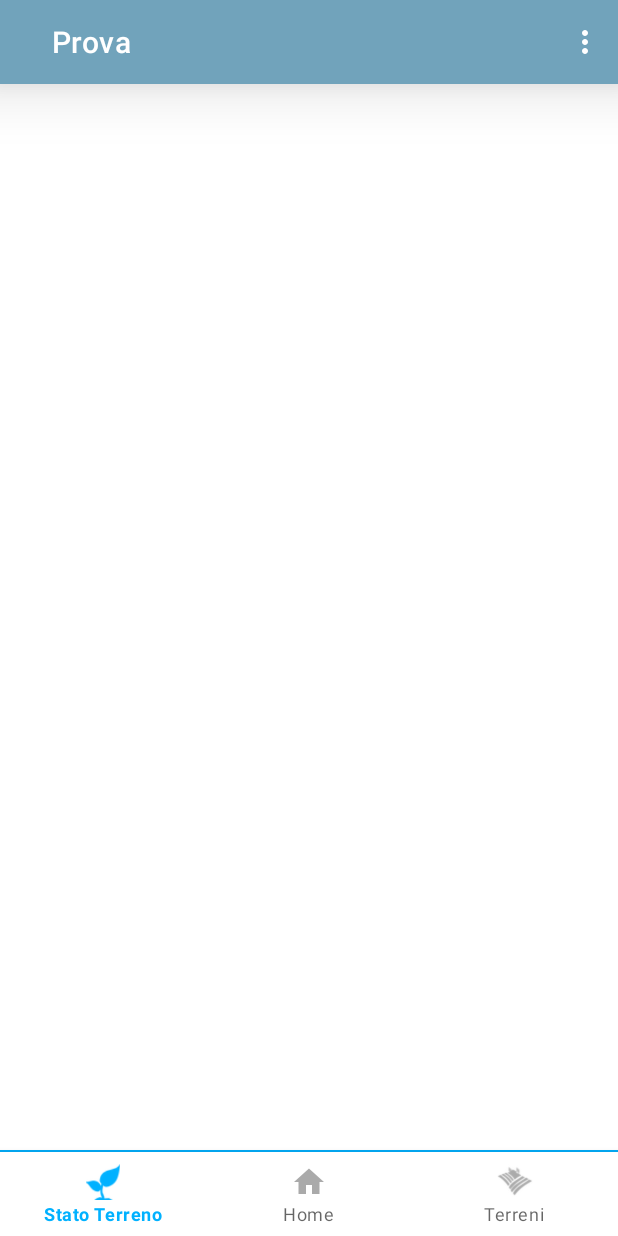
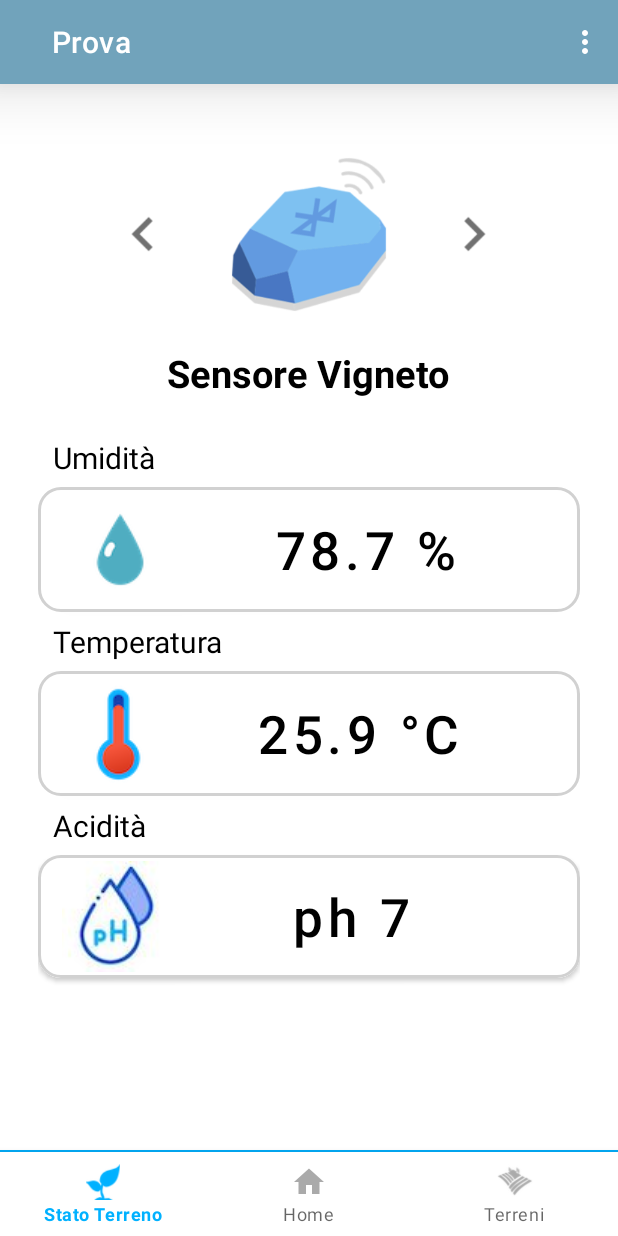
Before and after one commit to Nicola-9/Farming4U, an Android app: the screen it shows after launch (MainActivity), in the options menu, after a tap on "Mappa", on a phone screen of 412 x 824 dp. Run offline under Robolectric (Android 15) with nearby library versions, the phone set to English and light mode, and no system bars.

Commit message:
Add BottomBar logic and more

```diff
--- a/Farming4U/app/src/main/java/com/gruppodieci/farming4u/MainActivity.java
+++ b/Farming4U/app/src/main/java/com/gruppodieci/farming4u/MainActivity.java
@@ -5,6 +5,7 @@ import androidx.appcompat.app.AppCompatActivity;
 import android.os.Bundle;
 import android.view.Menu;
 import com.google.android.material.appbar.MaterialToolbar;
+import com.google.android.material.bottomnavigation.BottomNavigationView;
 
 public class MainActivity extends AppCompatActivity {
 
@@ -13,7 +14,13 @@ public class MainActivity extends AppCompatActivity {
         super.onCreate(savedInstanceState);
         setContentView(R.layout.basic_layout);
 
-        toolbar = findViewById(R.id.toolbar);
+        this.toolbar = findViewById(R.id.toolbar);
+        this.bottomBar = findViewById(R.id.bottomNavigationMenu);
+
+        this.bottomBar.setSelectedItemId(R.id.home);
+
+        this.bottomNavigationMenu = new BottomNavigationMenu(this);
+        this.bottomNavigationMenu.onMenuItemClick(bottomBar);
 
         setSupportActionBar(toolbar);
     }
@@ -28,4 +35,6 @@ public class MainActivity extends AppCompatActivity {
     }
 
     private MaterialToolbar toolbar;
+    private BottomNavigationView bottomBar;
+    private BottomNavigationMenu bottomNavigationMenu;
 }
--- /dev/null
+++ b/Farming4U/app/src/main/java/com/gruppodieci/farming4u/activity/SplashActivity.java
@@ -0,0 +1,25 @@
+package com.gruppodieci.farming4u.activity;
+
+import android.content.Intent;
+import android.os.Bundle;
+import androidx.annotation.Nullable;
+import androidx.appcompat.app.AppCompatActivity;
+
+import com.gruppodieci.farming4u.MainActivity;
+
+public class SplashActivity extends AppCompatActivity {
+    @Override
+    protected void onCreate(@Nullable Bundle savedInstanceState) {
+        super.onCreate(savedInstanceState);
+
+        this.launchBasicActivity();
+    }
+
+    private void launchBasicActivity(){
+        this.basicActivityIntent = new Intent(this, MainActivity.class);
+        startActivity(this.basicActivityIntent);
+        finish();
+    }
+
+    private Intent basicActivityIntent;
+}
--- /dev/null
+++ b/Farming4U/app/src/main/res/drawable/splash_theme.xml
@@ -0,0 +1,13 @@
+<?xml version="1.0" encoding="utf-8"?>
+<layer-list xmlns:android="http://schemas.android.com/apk/res/android">
+
+    <item android:drawable="@android:color/white"/>
+
+    <item
+        android:width="200dp"
+        android:height="214dp"
+        android:gravity="center"
+        android:drawable="@drawable/logo_splash">
+    </item>
+
+</layer-list>
--- a/Farming4U/app/src/main/res/layout/basic_layout.xml
+++ b/Farming4U/app/src/main/res/layout/basic_layout.xml
@@ -24,6 +24,14 @@
         android:layout_above="@id/bottomNavigationMenu"
         android:id="@+id/startBottomMenu"/>
 
+    <RelativeLayout
+        android:layout_width="match_parent"
+        android:layout_height="wrap_content"
+        android:layout_below="@id/toolbar"
+        android:layout_above="@id/startBottomMenu"
+        android:id="@+id/fragmentContainer"/>
+
+
     <com.google.android.material.bottomnavigation.BottomNavigationView
         android:layout_width="match_parent"
         android:layout_height="wrap_content"
--- a/Farming4U/app/src/main/res/layout/stato_terreno.xml
+++ b/Farming4U/app/src/main/res/layout/stato_terreno.xml
@@ -30,8 +30,8 @@
             <ImageView
                 android:layout_width="175dp"
                 android:layout_height="150dp"
-                android:src="@drawable/beaconble"
-                android:id="@+id/sensors"/>
+                android:src="@drawable/beacon_ble"
+                android:id="@+id/sensorsImage"/>
 
             <ImageButton
                 android:layout_width="45dp"
@@ -52,7 +52,8 @@
             android:textSize="25dp"
             android:textColor="#000"
             android:textStyle="bold"
-            android:layout_gravity="center"/>
+            android:layout_gravity="center"
+            android:id="@+id/sensorName"/>
 
     </LinearLayout>
 
@@ -76,7 +77,8 @@
                 android:text="Umidità"
                 android:textSize="20dp"
                 android:textColor="#000"
-                android:layout_marginLeft="10dp"/>
+                android:layout_marginLeft="10dp"
+                android:id="@+id/firstButtonHeader"/>
 
             <com.google.android.material.button.MaterialButton
                 android:layout_width="match_parent"
@@ -93,7 +95,7 @@
                 app:strokeColor="#d1d1d1"
                 app:strokeWidth="2dp"
                 android:backgroundTint="#fff"
-                />
+                android:id="@+id/firstSensorInformationButton" />
         </LinearLayout>
 
         <LinearLayout
@@ -107,7 +109,8 @@
                 android:text="Temperatura"
                 android:textSize="20dp"
                 android:textColor="#000"
-                android:layout_marginLeft="10dp"/>
+                android:layout_marginLeft="10dp"
+                android:id="@+id/secondButtonHeader"/>
 
             <com.google.android.material.button.MaterialButton
                 android:layout_width="match_parent"
@@ -123,7 +126,8 @@
                 app:cornerRadius="15dp"
                 app:strokeColor="#d1d1d1"
                 app:strokeWidth="2dp"
-                android:backgroundTint="#fff" />
+                android:backgroundTint="#fff"
+                android:id="@+id/secondSensorInformationButton"/>
 
         </LinearLayout>
 
@@ -138,7 +142,8 @@
                 android:text="Acidità"
                 android:textSize="20dp"
                 android:textColor="#000"
-                android:layout_marginLeft="10dp"/>
+                android:layout_marginLeft="10dp"
+                android:id="@+id/thirdButtonHeader"/>
 
             <com.google.android.material.button.MaterialButton
                 android:layout_width="match_parent"
@@ -155,7 +160,8 @@
                 app:cornerRadius="15dp"
                 app:strokeColor="#d1d1d1"
                 app:strokeWidth="2dp"
-                android:backgroundTint="#fff" />
+                android:backgroundTint="#fff"
+                android:id="@+id/thirdSensorInformationButton"/>
 
         </LinearLayout>
     </LinearLayout>
--- a/Farming4U/app/src/main/res/menu/bottom_navigation_menu.xml
+++ b/Farming4U/app/src/main/res/menu/bottom_navigation_menu.xml
@@ -3,13 +3,13 @@
     <item
         android:title="Stato Terreno"
         android:icon="@drawable/icona_stato_terreno"
-        android:id="@+id/home"/>
+        android:id="@+id/groundStatus"/>
     <item
         android:title="Home"
         android:icon="@drawable/home_icon"
-        android:id="@+id/account"/>
+        android:id="@+id/home"/>
     <item
         android:title="Terreni"
         android:icon="@drawable/icona_terreni"
-        android:id="@+id/contacts"/>
+        android:id="@+id/grounds"/>
 </menu>
--- a/Farming4U/app/src/main/res/values/styles.xml
+++ b/Farming4U/app/src/main/res/values/styles.xml
@@ -8,4 +8,13 @@
         <item name="colorAccent">#71A3BB</item>
     </style>
 
+    <!-- Splash Theme -->
+    <style name="SplashTheme" parent="Theme.MaterialComponents.Light.NoActionBar">
+        <item name="android:windowBackground">@drawable/splash_theme</item>
+        <item name="android:windowNoTitle">true</item>
+        <item name="android:windowActionBar">false</item>
+        <item name="android:windowFullscreen">true</item>
+        <item name="android:windowContentOverlay">@null</item>
+    </style>
+
 </resources>
```
Also changed, not shown: Farming4U/app/src/main/AndroidManifest.xml (+8 -1 lines), Farming4U/app/src/main/java/com/gruppodieci/farming4u/BottomNavigationMenu.java (added, +52 -0 lines), Farming4U/app/src/main/java/com/gruppodieci/farming4u/business/GroundStatusBusiness.java (added, +62 -0 lines), Farming4U/app/src/main/java/com/gruppodieci/farming4u/fragments/GroundStatusFragment.java (added, +55 -0 lines), Farming4U/app/src/main/res/layout/sensors_information.xml (+15 -8 lines), Farming4U/app/src/main/res/drawable/beacon_ble.png (renamed from Farming4U/app/src/main/res/drawable/beaconble.png), Farming4U/app/src/main/res/drawable/logo_splash.png (added).
